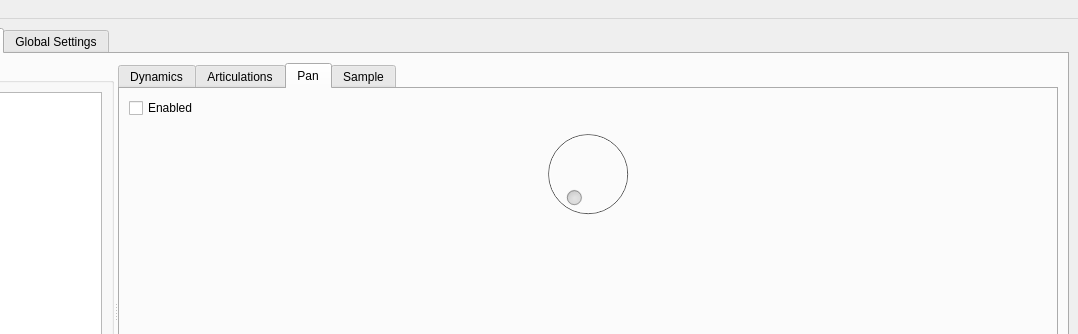
Qt form smw_music/data/dashboard.ui (com-posers-pit/smw_music) before a commit; both pictures show x 322 to 1400 and y 0 to 334 of the 1400 by 600 pixel window.
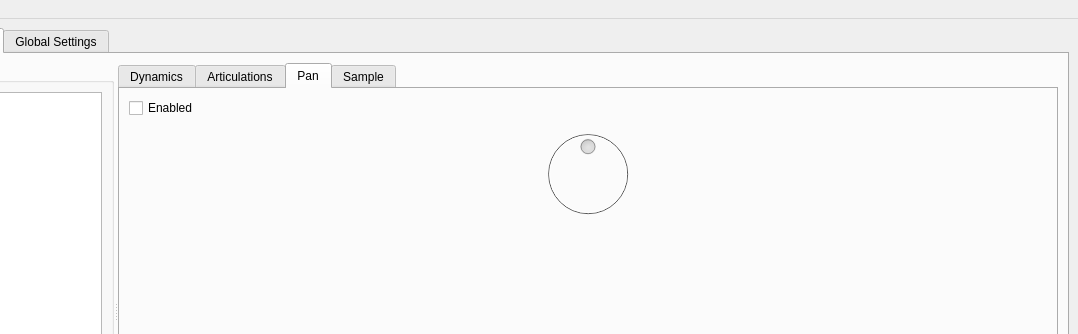
The same form after that commit. The open tabs and pages were chosen to show the change.

Commit message:
Add pan control
Now playing:
Object.+Object. by SiLANCE

What changed in the file:
```diff
--- a/smw_music/data/dashboard.ui
+++ b/smw_music/data/dashboard.ui
@@ -729,6 +729,18 @@
                 <property name="enabled">
                  <bool>false</bool>
                 </property>
+                <property name="maximum">
+                 <number>20</number>
+                </property>
+                <property name="value">
+                 <number>10</number>
+                </property>
+                <property name="invertedAppearance">
+                 <bool>true</bool>
+                </property>
+                <property name="invertedControls">
+                 <bool>true</bool>
+                </property>
                </widget>
               </item>
               <item>
```
Left out of the diff: 2 changed lines with no effect on the pictures. The commit also changes 1 other file.
